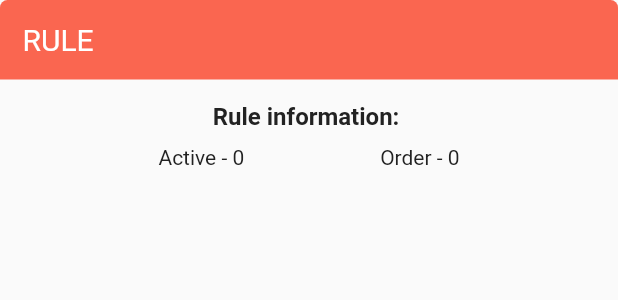
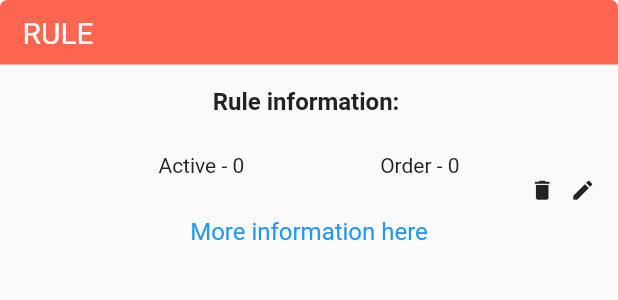
Before and after one commit to renanvolpe/searchAndStayChallenge, a Flutter app: the RuleComponent widget shown alone on an empty page, opened directly with empty values, on a phone screen of 412 x 824 dp. Shown: the top 300 px of the screen. Run offline on Flutter 3.47's test engine with Material 2 defaults, Android fonts, the phone set to English and light mode, and no system bars; our stand-ins replace another_flushbar, bloc, flutter_bloc, result_dart; network calls fail.

```diff
--- a/lib/models/rule.dart
+++ b/lib/models/rule.dart
@@ -4,8 +4,8 @@ import 'dart:convert';
 class HomeRule {
   int id;
   String name;
-  int active;
-  int order;
+  int? active;
+  int? order;
   HomeRule({
     required this.id,
     required this.name,
@@ -40,8 +40,8 @@ class HomeRule {
     return HomeRule(
       id: map['id'] as int,
       name: map['name'] as String,
-      active: map['active'] as int,
-      order: map['order'] as int,
+      active: map['active'] != null ? map['active'] as int : null,
+      order: map['order'] != null ? map['order'] as int : null,
     );
   }
 
--- a/lib/modules/rules/components/rule_component.dart
+++ b/lib/modules/rules/components/rule_component.dart
@@ -19,7 +19,7 @@ class RuleComponent extends StatelessWidget {
           children: [
             Container(
                 padding:
-                    const EdgeInsets.symmetric(horizontal: 15, vertical: 15),
+                    const EdgeInsets.symmetric(horizontal: 15, vertical: 10),
                 width: MediaQuery.of(context).size.width,
                 decoration: BoxDecoration(
                     color: ColorsApp.mainColor,
@@ -42,7 +42,7 @@ class RuleComponent extends StatelessWidget {
                         fontSize: 16,
                         fontWeight: FontWeight.bold),
                   ),
-                  10.sizeH,
+                  25.sizeH,
                   Row(
                     mainAxisAlignment: MainAxisAlignment.spaceEvenly,
                     children: [
@@ -55,6 +55,50 @@ class RuleComponent extends StatelessWidget {
                         style: TextStyle(color: ColorsApp.dark, fontSize: 14),
                       ),
                     ],
+                  ),
+                  Row(
+                    mainAxisAlignment: MainAxisAlignment.end,
+                    children: [
+                      InkWell(
+                        child: Icon(
+                          Icons.delete,
+                          color: ColorsApp.dark,
+                          size: 17,
+                        ),
+                        onTap: () {
+                          //TODO delete a rule here
+                        },
+                      ),
+                      10.sizeW,
+                      InkWell(
+                        child: Icon(
+                          Icons.edit,
+                          color: ColorsApp.dark,
+                          size: 17,
+                        ),
+                        onTap: () {
+                          //TODO edit a rule here
+                        },
+                      ),
+                    ],
+                  ),
+                  10.sizeH,
+                  Row(
+                    mainAxisAlignment: MainAxisAlignment.center,
+                    children: [
+                      InkWell(
+                        onTap: () {
+                          //TODO get a rule here
+                        },
+                        child: const Text(
+                          "More information here",
+                          style: TextStyle(
+                            color: Colors.blue,
+                            fontSize: 16,
+                          ),
+                        ),
+                      )
+                    ],
                   )
                 ],
               ),
--- a/pubspec.yaml
+++ b/pubspec.yaml
@@ -16,6 +16,7 @@ dependencies:
   result_dart: ^1.0.5
   http: ^0.13.5
   flutter_bloc: ^8.1.2
+  another_flushbar: ^1.12.29
 
 dev_dependencies:
   flutter_test:
```
Also changed, not shown: lib/main.dart (+11 -3 lines), lib/modules/rules/bloc_add_rule.dart/add_rule_bloc.dart (added, +20 -0 lines), lib/modules/rules/bloc_add_rule.dart/add_rule_event.dart (added, +9 -0 lines), lib/modules/rules/bloc_add_rule.dart/add_rule_state.dart (added, +18 -0 lines), lib/modules/rules/components/add_rule_dialog.dart (added, +72 -0 lines), lib/modules/rules/home_rules.dart (+32 -1 lines), lib/services/rule/rule_repository.dart (+36 -9 lines), lib/modules/rules/bloc_get_rule_list/get_rule_list_bloc.dart (renamed from lib/modules/rules/bloc/get_rule_list_bloc.dart), lib/modules/rules/bloc_get_rule_list/get_rule_list_event.dart (renamed from lib/modules/rules/bloc/get_rule_list_event.dart), lib/modules/rules/bloc_get_rule_list/get_rule_list_state.dart (renamed from lib/modules/rules/bloc/get_rule_list_state.dart), pubspec.lock.
